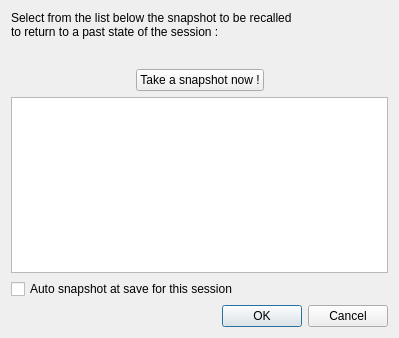
The window that resources/ui/list_snapshots.ui (Houston4444/RaySession) describes before a commit, drawn with Qt 5.
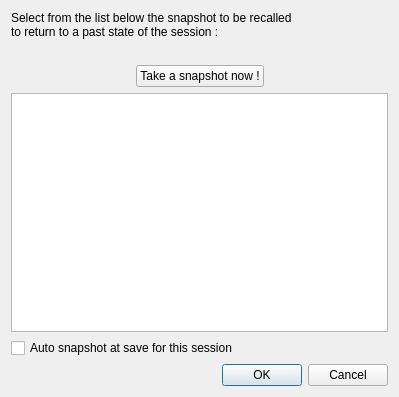
The same window after the commit. Icons and pictures are not drawn.

Commit message: fix spacer growing useless with window in snapshots dialog

```diff
--- a/resources/ui/list_snapshots.ui
+++ b/resources/ui/list_snapshots.ui
@@ -10,7 +10,7 @@
     <x>0</x>
     <y>0</y>
     <width>399</width>
-    <height>338</height>
+    <height>397</height>
    </rect>
   </property>
   <property name="windowTitle">
@@ -32,10 +32,13 @@
      <property name="orientation">
       <enum>Qt::Vertical</enum>
      </property>
+     <property name="sizeType">
+      <enum>QSizePolicy::Maximum</enum>
+     </property>
      <property name="sizeHint" stdset="0">
       <size>
        <width>20</width>
-       <height>40</height>
+       <height>20</height>
       </size>
      </property>
     </spacer>
```
